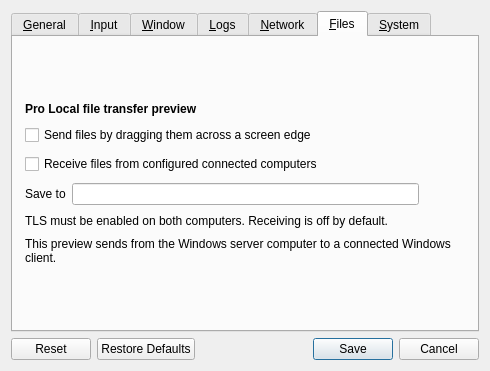
First picture: the form in src/lib/gui/dialogs/SettingsDialog.ui, repository Cherry-Company/ieum, before the edit.
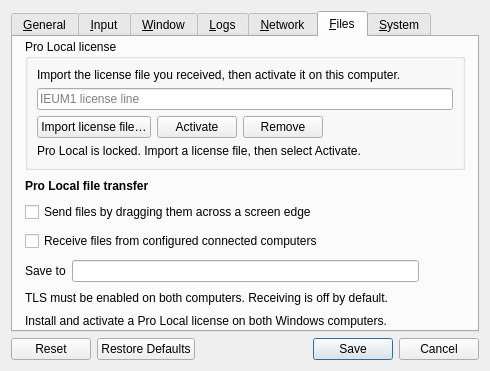
Second picture: the form after the edit. The open tabs and pages were chosen to show the change. Icons and pictures are not drawn.

Commit message:
feat: gate Pro Local file transfer with offline licenses (#69)
Adds the offline Ed25519 Pro Local license gate for Windows file transfer, Settings activation UX, alpha.20 preference migration, roadmap documentation, translations, and refreshed code graph.

The private issuer, signing key, ledger, owner license, and packaged keygen remain outside the public repository.

```diff
--- a/src/lib/gui/dialogs/SettingsDialog.ui
+++ b/src/lib/gui/dialogs/SettingsDialog.ui
@@ -977,12 +977,98 @@
            <height>0</height>
           </size>
          </property>
-        </spacer>
+       </spacer>
+      </item>
+       <item>
+        <widget class="QGroupBox" name="groupProLicense">
+         <property name="title">
+          <string>Pro Local license</string>
+         </property>
+         <layout class="QVBoxLayout" name="verticalLayoutProLicense">
+          <item>
+           <widget class="QLabel" name="lblProLicenseHelp">
+            <property name="text">
+             <string>Import the license file you received, then activate it on this computer.</string>
+            </property>
+            <property name="wordWrap">
+             <bool>true</bool>
+            </property>
+           </widget>
+          </item>
+          <item>
+           <widget class="QLineEdit" name="lineProLicense">
+            <property name="maxLength">
+             <number>4096</number>
+            </property>
+            <property name="echoMode">
+             <enum>QLineEdit::Password</enum>
+            </property>
+            <property name="placeholderText">
+             <string>IEUM1 license line</string>
+            </property>
+            <property name="clearButtonEnabled">
+             <bool>true</bool>
+            </property>
+           </widget>
+          </item>
+          <item>
+           <layout class="QHBoxLayout" name="horizontalLayoutProLicenseActions">
+            <item>
+             <widget class="QPushButton" name="btnImportProLicense">
+              <property name="text">
+               <string>Import license file…</string>
+              </property>
+             </widget>
+            </item>
+            <item>
+             <widget class="QPushButton" name="btnActivateProLicense">
+              <property name="text">
+               <string>Activate</string>
+              </property>
+             </widget>
+            </item>
+            <item>
+             <widget class="QPushButton" name="btnRemoveProLicense">
+              <property name="text">
+               <string>Remove</string>
+              </property>
+             </widget>
+            </item>
+            <item>
+             <spacer name="horizontalSpacerProLicenseActions">
+              <property name="orientation">
+               <enum>Qt::Orientation::Horizontal</enum>
+              </property>
+              <property name="sizeHint" stdset="0">
+               <size>
+                <width>40</width>
+                <height>20</height>
+               </size>
+              </property>
+             </spacer>
+            </item>
+           </layout>
+          </item>
+          <item>
+           <widget class="QLabel" name="lblProLicenseStatus">
+            <property name="text">
+             <string>Pro Local is locked. Import a license file, then select Activate.</string>
+            </property>
+            <property name="textFormat">
+             <enum>Qt::TextFormat::PlainText</enum>
+            </property>
+            <property name="wordWrap">
+             <bool>true</bool>
+            </property>
+           </widget>
+          </item>
+         </layout>
+        </widget>
        </item>
        <item>
         <widget class="QLabel" name="lblFileTransferTitle">
          <property name="text">
-          <string>&lt;b&gt;Pro Local file transfer preview&lt;/b&gt;</string>
+          <string>&lt;b&gt;Pro Local file transfer&lt;/b&gt;</string>
          </property>
         </widget>
        </item>
@@ -1057,7 +1143,7 @@
        <item>
         <widget class="QLabel" name="lblFileTransferPreview">
          <property name="text">
-          <string>This preview sends from the Windows server computer to a connected Windows client.</string>
+          <string>Install and activate a Pro Local license on both Windows computers.</string>
          </property>
          <property name="wordWrap">
           <bool>true</bool>
```
Left out of the diff: 2 changed lines with no effect on the pictures. The commit also changes 49 other files.
